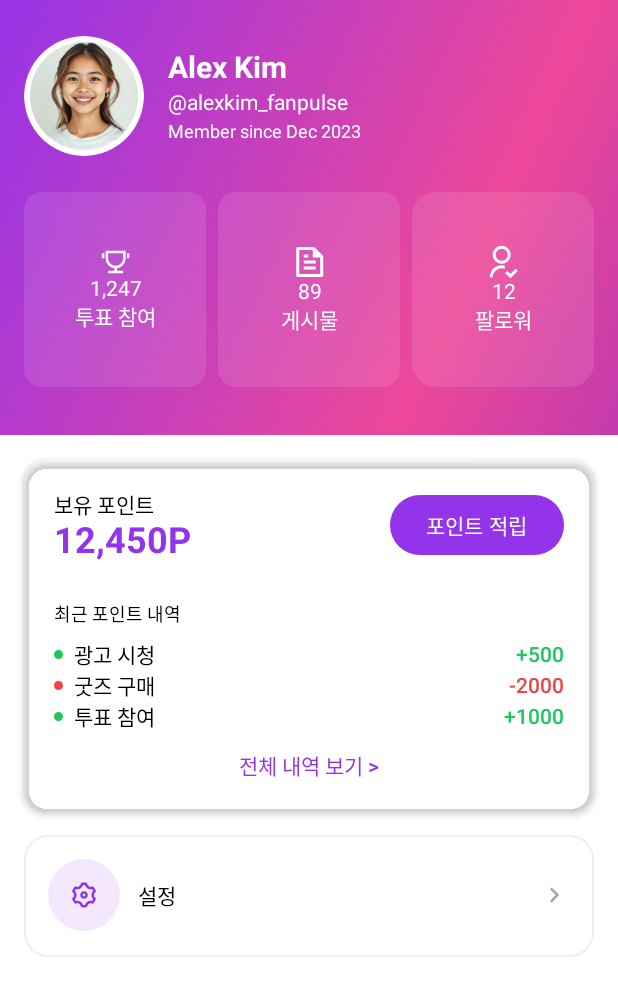
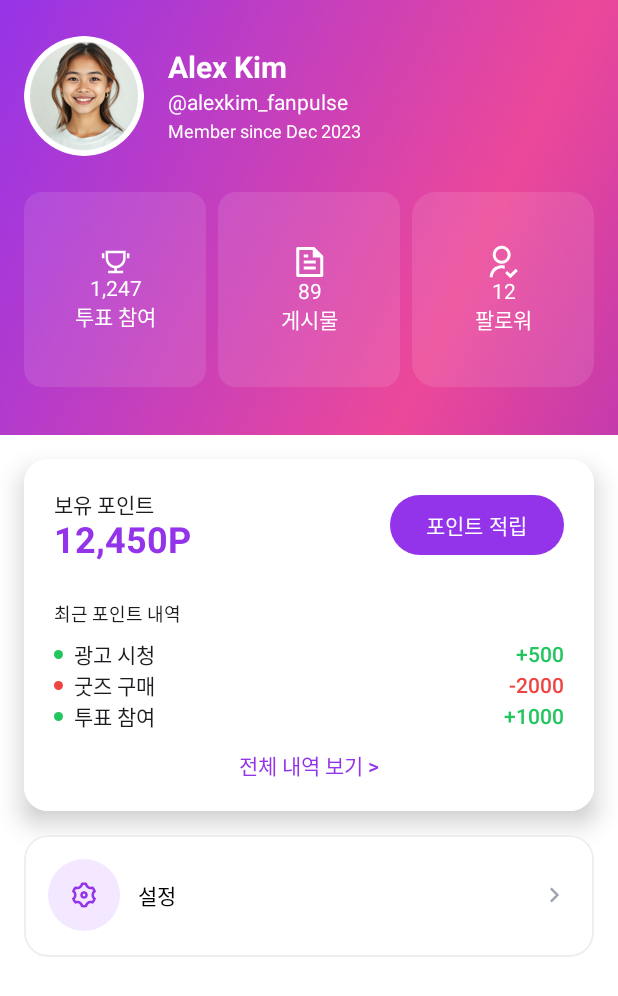
Before and after one commit to jskjw157/FanPulse, an Android app built with Jetpack Compose: the @Preview function GreetingPreview, on a phone screen of 412 x 824 dp. Shown: the top 996 px of the screen. Run offline under Robolectric (Android 15) with nearby library versions, the light colour scheme and no system bars.

Commit message:
1. MyScreen UI 수정

```diff
--- a/FanPulse_AOS/app/src/main/java/com/aos/fanpulse/presentation/my/MyScreen.kt
+++ b/FanPulse_AOS/app/src/main/java/com/aos/fanpulse/presentation/my/MyScreen.kt
@@ -23,6 +23,7 @@ import androidx.compose.material3.Button
 import androidx.compose.material3.ButtonDefaults
 import androidx.compose.material3.HorizontalDivider
 import androidx.compose.material3.Icon
+import androidx.compose.material3.Surface
 import androidx.compose.material3.Text
 import androidx.compose.runtime.Composable
 import androidx.compose.ui.Alignment
@@ -46,7 +47,9 @@ import com.aos.fanpulse.R
 import com.aos.fanpulse.presentation.membership.RecentActivityItem
 
 @Composable
-fun MyScreen (){
+fun MyScreen (
+    goSettingScreen: () -> Unit
+){
     Column(
         modifier = Modifier
             .fillMaxWidth()
@@ -244,16 +247,14 @@ fun MyScreen (){
             Column(
                 modifier = Modifier
             ) {
+                Surface (
+                    shadowElevation = 10.dp,
+                    shape = RoundedCornerShape(16.dp)
+                ){
                     Column(
                         modifier = Modifier
                             .background(
                                 color = colorResource(R.color.white),
-                            shape = RoundedCornerShape(16.dp)
-                        )
-                        .shadow(
-                            elevation = 3.dp,
-                            shape = RoundedCornerShape(16.dp),
-                            clip = false // 그림자가 잘리지 않도록 false 설정
                             )
                             .fillMaxWidth()
                             .padding(20.dp),
@@ -343,6 +344,8 @@ fun MyScreen (){
                     }
                 }
 
+            }
+
             Spacer(Modifier.height(16.dp))
 
             Column (
@@ -355,7 +358,7 @@ fun MyScreen (){
                 LazyColumn {
                     items(1) { index ->
                         MyScreenItem(R.drawable.icon_settings, "설정", onClick = {
-
+                            goSettingScreen()
                         })
                     }
                 }
@@ -468,5 +471,5 @@ fun SetRecentList(title: String, plus: Boolean, value: Int){
 @Preview(showBackground = true)
 @Composable
 fun GreetingPreview() {
-    MyScreen()
+    MyScreen(){}
 }
```
Lines whose indentation alone changed are shown as unchanged.
